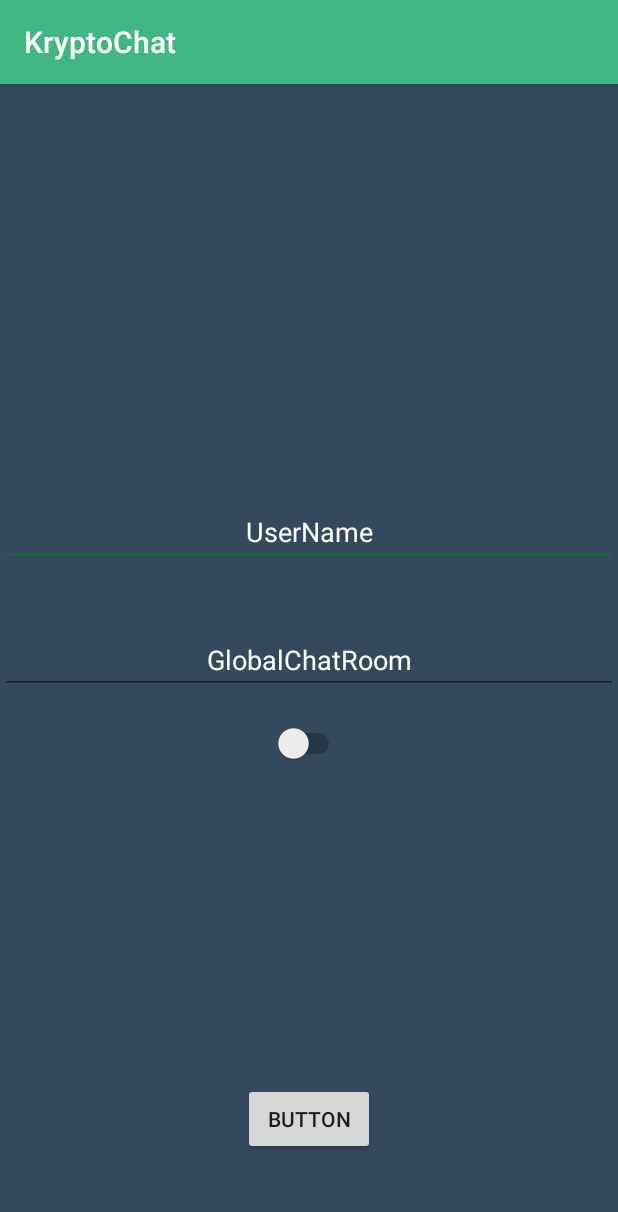
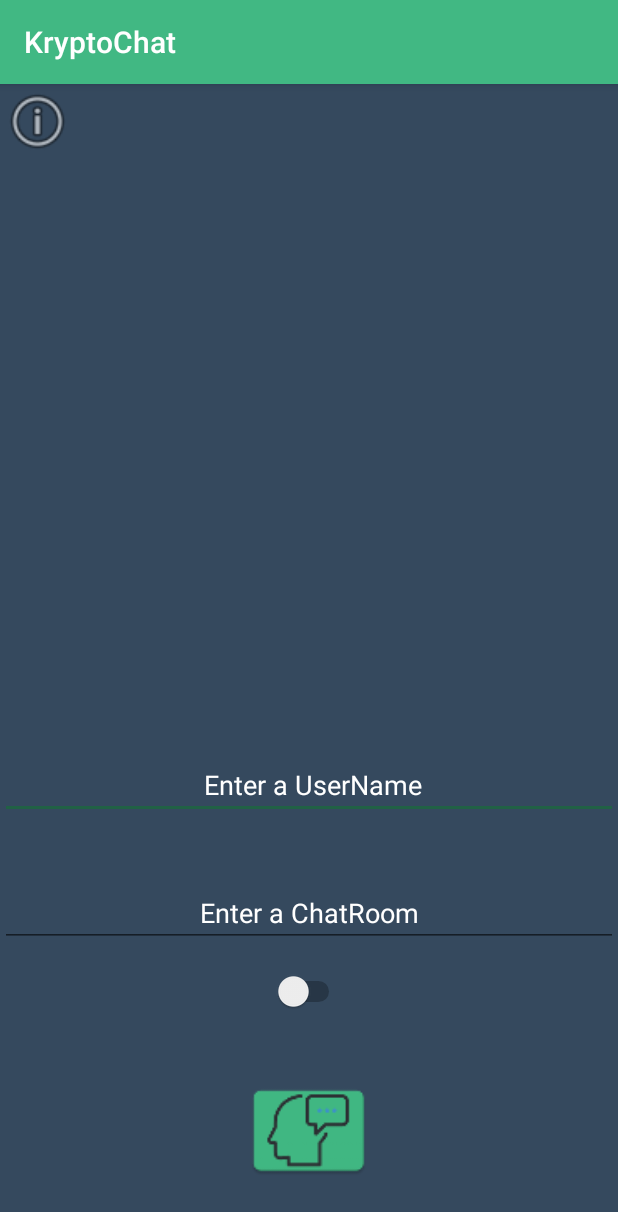
Before and after one commit to PIIZH/Albiol_Gimenez_Projecte_M09UF1_Krypto, an Android app: the MainActivity screen opened directly, with no data from a screen before it, on a phone screen of 412 x 824 dp. Shown: the top 1212 px of the screen. Run offline under Robolectric (Android 15) with nearby library versions, the phone set to English and light mode, and no system bars; our stand-ins replace ButterKnife.

Commit message:
//SomethingWorks

```diff
--- a/app/src/main/res/layout/main_activity.xml
+++ b/app/src/main/res/layout/main_activity.xml
@@ -16,7 +16,7 @@
         android:layout_alignParentStart="true"
         android:layout_marginBottom="85dp"
         android:ems="10"
-        android:hint="UserName"
+        android:hint=" Enter a UserName"
         android:inputType="textPersonName"
         android:singleLine="false"
         android:textAlignment="center"
@@ -26,30 +26,55 @@
         android:id="@+id/etChatRoom"
         android:layout_width="wrap_content"
         android:layout_height="wrap_content"
-        android:layout_alignParentEnd="true"
-        android:layout_alignParentStart="true"
-        android:layout_centerVertical="true"
         android:ems="10"
-        android:hint="GlobalChatRoom"
+        android:hint="Enter a ChatRoom"
         android:inputType="textPersonName"
         android:textAlignment="center"
-        android:textColor="@android:color/background_light" />
+        android:textColor="@android:color/background_light"
+        android:layout_above="@+id/swDefaultChatRoom"
+        android:layout_marginBottom="16dp"
+        android:layout_alignParentEnd="true"
+        android:layout_alignParentStart="true" />
 
     <Switch
         android:id="@+id/swDefaultChatRoom"
         android:layout_width="wrap_content"
         android:layout_height="wrap_content"
-        android:layout_below="@+id/etChatRoom"
-        android:layout_centerHorizontal="true"
-        android:layout_marginTop="19dp" />
+        android:layout_marginBottom="39dp"
+        android:layout_above="@+id/btnStartChat"
+        android:layout_centerHorizontal="true" />
 
     <Button
         android:id="@+id/btnStartChat"
+        style="@style/Widget.AppCompat.Button.Borderless"
+        android:layout_width="80dp"
+        android:layout_height="80dp"
+        android:background="@mipmap/start_btn"
+        android:layout_alignParentBottom="true"
+        android:layout_centerHorizontal="true"
+        android:layout_marginBottom="30dp" />
+
+    <TextView
+        android:id="@+id/txvHelp"
         android:layout_width="wrap_content"
         android:layout_height="wrap_content"
-        android:layout_alignParentBottom="true"
-        android:layout_centerHorizontal="true"
-        android:layout_marginBottom="54dp"
-        android:text="Button" />
+        android:layout_alignParentTop="true"
+        android:layout_marginStart="27dp"
+        android:layout_toEndOf="@+id/btnHelp"
+        android:text="Welcome to the Krypto Chat app. You must enter an username to get access to the chat. Also you can create a  chatroom to talk with your friends or you can acces to the global chat and spoke with all the users!"
+        android:textAlignment="textStart"
+        android:textAppearance="@style/TextAppearance.AppCompat.Body1"
+        android:textColor="@color/colorWhite"
+        android:textSize="14sp"
+        android:visibility="invisible" />
+
+    <Button
+        android:id="@+id/btnHelp"
+        android:layout_width="50dp"
+        android:layout_height="50dp"
+        android:layout_alignParentStart="true"
+        android:layout_alignParentTop="true"
+        android:background="@android:drawable/ic_menu_info_details"
+        android:elevation="0dp" />
 
 </RelativeLayout>
--- a/build.gradle
+++ b/build.gradle
@@ -5,7 +5,7 @@ buildscript {
         jcenter()
     }
     dependencies {
-        classpath 'com.android.tools.build:gradle:2.3.0'
+        classpath 'com.android.tools.build:gradle:2.3.1'
 
         // NOTE: Do not place your application dependencies here; they belong
         // in the individual module build.gradle files
```
Also changed, not shown: app/src/main/java/com/example/miquelgimenez/albiol_gimenez_projecte_m09uf1/Controller/User.java (+1 -9 lines), app/src/main/java/com/example/miquelgimenez/albiol_gimenez_projecte_m09uf1/View/ChatActivity.java (+23 -1 lines), app/src/main/java/com/example/miquelgimenez/albiol_gimenez_projecte_m09uf1/View/MainActivity.java (+45 -14 lines).
